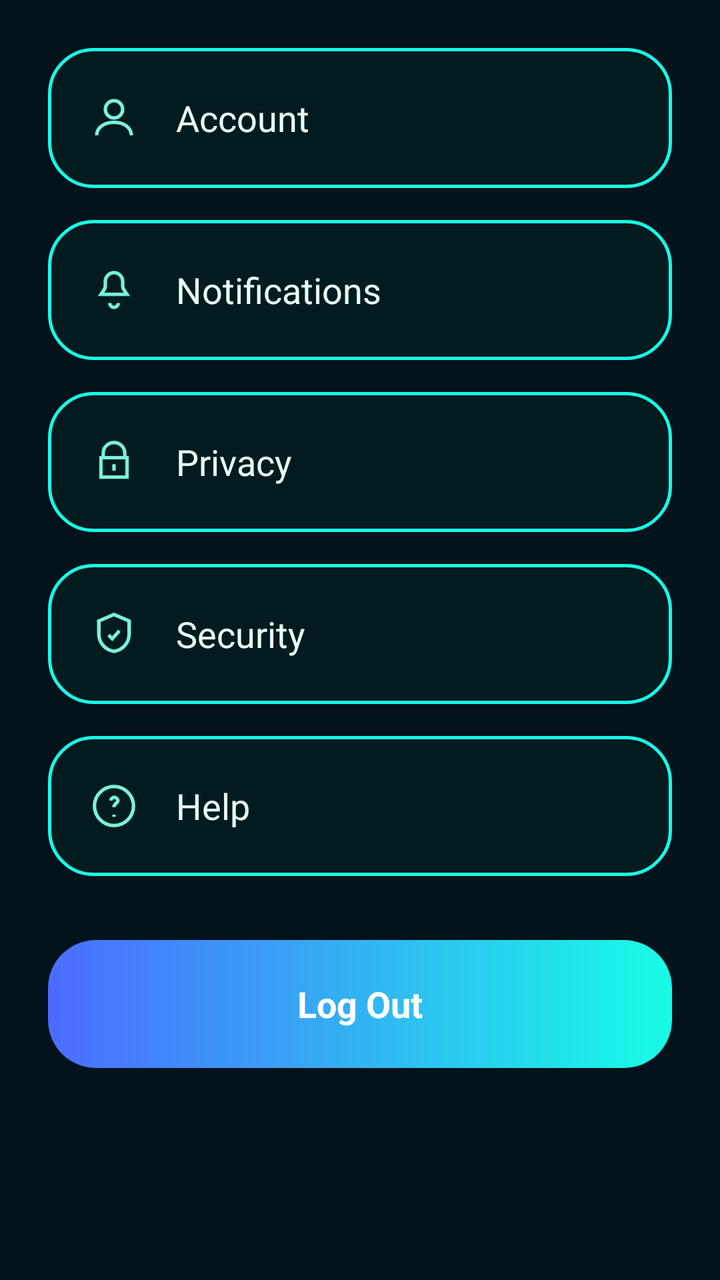
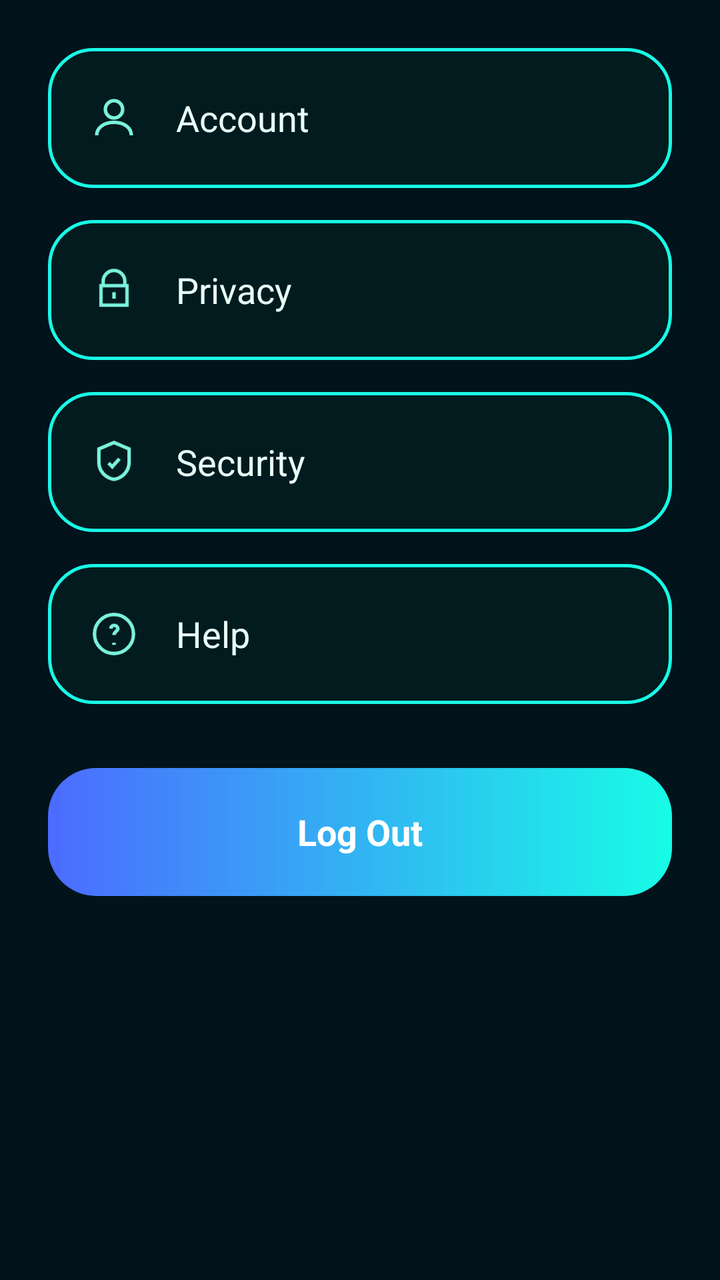

Before-and-after screenshots of an Android layout around one commit, followed by the original layout XML and the change that was made.
<!-- AndroidManifest.xml: application theme Theme.SkillSwapAGenZSkillExchanger -->
<!-- res/layout/activity_settings.xml -->
<?xml version="1.0" encoding="utf-8"?>
<androidx.constraintlayout.widget.ConstraintLayout
    xmlns:android="http://schemas.android.com/apk/res/android"
    xmlns:app="http://schemas.android.com/apk/res-auto"
    android:layout_width="match_parent"
    android:layout_height="match_parent"
    android:background="#02131C">

    <ScrollView
        android:id="@+id/scroll_root"
        android:layout_width="0dp"
        android:layout_height="0dp"
        android:fillViewport="true"
        app:layout_constraintTop_toTopOf="parent"
        app:layout_constraintBottom_toBottomOf="parent"
        app:layout_constraintStart_toStartOf="parent"
        app:layout_constraintEnd_toEndOf="parent"
        android:padding="24dp">

        <LinearLayout
            android:id="@+id/content_container"
            android:layout_width="match_parent"
            android:layout_height="wrap_content"
            android:orientation="vertical">

            
            <LinearLayout
                android:id="@+id/row_account"
                android:layout_width="match_parent"
                android:layout_height="70dp"
                android:orientation="horizontal"
                android:gravity="center_vertical"
                android:paddingStart="20dp"
                android:paddingEnd="20dp"
                android:background="@drawable/bg_setting_item">

                <ImageView
                    android:id="@+id/icon_account"
                    android:layout_width="26dp"
                    android:layout_height="26dp"
                    android:src="@drawable/ic_account"
                    app:tint="#7AF2DD"/>

                <TextView
                    android:id="@+id/tv_account"
                    android:layout_width="wrap_content"
                    android:layout_height="wrap_content"
                    android:layout_marginStart="18dp"
                    android:text="Account"
                    android:textColor="#E8FFF9"
                    android:textSize="18sp"/>
            </LinearLayout>

            
            <LinearLayout
                android:id="@+id/row_notifications"
                android:layout_width="match_parent"
                android:layout_height="70dp"
                android:orientation="horizontal"
                android:gravity="center_vertical"
                android:paddingStart="20dp"
                android:paddingEnd="20dp"
                android:layout_marginTop="16dp"
                android:background="@drawable/bg_setting_item">

                <ImageView
                    android:id="@+id/icon_notifications"
                    android:layout_width="26dp"
                    android:layout_height="26dp"
                    android:src="@drawable/ic_notifications"
                    app:tint="#7AF2DD"/>

                <TextView
                    android:id="@+id/tv_notifications"
                    android:layout_width="wrap_content"
                    android:layout_height="wrap_content"
                    android:layout_marginStart="18dp"
                    android:text="Notifications"
                    android:textColor="#E8FFF9"
                    android:textSize="18sp"/>
            </LinearLayout>

            
            <LinearLayout
                android:id="@+id/row_privacy"
                android:layout_width="match_parent"
                android:layout_height="70dp"
                android:orientation="horizontal"
                android:gravity="center_vertical"
                android:paddingStart="20dp"
                android:paddingEnd="20dp"
                android:layout_marginTop="16dp"
                android:background="@drawable/bg_setting_item">

                <ImageView
                    android:id="@+id/icon_privacy"
                    android:layout_width="26dp"
                    android:layout_height="26dp"
                    android:src="@drawable/ic_privacy"
                    app:tint="#7AF2DD"/>

                <TextView
                    android:id="@+id/tv_privacy"
                    android:layout_width="wrap_content"
                    android:layout_height="wrap_content"
                    android:layout_marginStart="18dp"
                    android:text="Privacy"
                    android:textColor="#E8FFF9"
                    android:textSize="18sp"/>
            </LinearLayout>

            
            <LinearLayout
                android:id="@+id/row_security"
                android:layout_width="match_parent"
                android:layout_height="70dp"
                android:orientation="horizontal"
                android:gravity="center_vertical"
                android:paddingStart="20dp"
                android:paddingEnd="20dp"
                android:layout_marginTop="16dp"
                android:background="@drawable/bg_setting_item">

                <ImageView
                    android:id="@+id/icon_security"
                    android:layout_width="26dp"
                    android:layout_height="26dp"
                    android:src="@drawable/ic_security"
                    app:tint="#7AF2DD"/>

                <TextView
                    android:id="@+id/tv_security"
                    android:layout_width="wrap_content"
                    android:layout_height="wrap_content"
                    android:layout_marginStart="18dp"
                    android:text="Security"
                    android:textColor="#E8FFF9"
                    android:textSize="18sp"/>
            </LinearLayout>

            
            <LinearLayout
                android:id="@+id/row_help"
                android:layout_width="match_parent"
                android:layout_height="70dp"
                android:orientation="horizontal"
                android:gravity="center_vertical"
                android:paddingStart="20dp"
                android:paddingEnd="20dp"
                android:layout_marginTop="16dp"
                android:background="@drawable/bg_setting_item">

                <ImageView
                    android:id="@+id/icon_help"
                    android:layout_width="26dp"
                    android:layout_height="26dp"
                    android:src="@drawable/ic_help"
                    app:tint="#7AF2DD"/>

                <TextView
                    android:id="@+id/tv_help"
                    android:layout_width="wrap_content"
                    android:layout_height="wrap_content"
                    android:layout_marginStart="18dp"
                    android:text="Help"
                    android:textColor="#E8FFF9"
                    android:textSize="18sp"/>
            </LinearLayout>

            
            <FrameLayout
                android:id="@+id/logout_container"
                android:layout_width="match_parent"
                android:layout_height="64dp"
                android:layout_marginTop="32dp"
                android:background="@drawable/bg_logout_button"
                android:gravity="center">

                <TextView
                    android:id="@+id/tv_logout"
                    android:layout_width="wrap_content"
                    android:layout_height="wrap_content"
                    android:layout_gravity="center"
                    android:text="Log Out"
                    android:textColor="#FFFFFF"
                    android:textSize="18sp"
                    android:textStyle="bold"/>
            </FrameLayout>

        </LinearLayout>

    </ScrollView>

</androidx.constraintlayout.widget.ConstraintLayout>
<!-- resources referenced by this layout -->
<resources>
  <!-- drawable bg_logout_button (drawable) -->
  <shape xmlns:android="http://schemas.android.com/apk/res/android">
      <corners android:radius="24dp"/>
      <gradient
          android:startColor="#4C6BFF"
          android:endColor="#18FCE6"
          android:angle="0"/>
  </shape>
  <!-- drawable bg_setting_item (drawable) -->
  <shape xmlns:android="http://schemas.android.com/apk/res/android">
      <solid android:color="#021B1E"/>
      <stroke
          android:width="1.8dp"
          android:color="#18FCE6"/>
      <corners android:radius="22dp"/>
  </shape>
  <!-- drawable ic_account (drawable) -->
  <vector xmlns:android="http://schemas.android.com/apk/res/android"
      android:width="24dp"
      android:height="24dp"
      android:viewportWidth="24"
      android:viewportHeight="24">
      <path
          android:fillColor="@android:color/transparent"
          android:strokeColor="#FFFFFF"
          android:strokeWidth="1.6"
          android:pathData="M12,12a4,4 0 1,0 0,-8 4,4 0 0,0 0,8zM4,20c0,-3.3 3.1,-6 8,-6s8,2.7 8,6"/>
  </vector>
  <!-- drawable ic_help (drawable) -->
  <vector xmlns:android="http://schemas.android.com/apk/res/android"
      android:width="24dp"
      android:height="24dp"
      android:viewportWidth="24"
      android:viewportHeight="24">
      <path
          android:fillColor="@android:color/transparent"
          android:strokeColor="#FFFFFF"
          android:strokeWidth="1.6"
          android:pathData="M12,3a9,9 0 1,0 0,18 9,9 0 0,0 0,-18zM12,16v1M10.5,9.5A1.8,1.8 0 0,1 12,8a1.8,1.8 0 0,1 1.8,1.5c0,1.2 -1.8,1.4 -1.8,3"/>
  </vector>
  <!-- drawable ic_notifications (drawable) -->
  <vector xmlns:android="http://schemas.android.com/apk/res/android"
      android:width="24dp"
      android:height="24dp"
      android:viewportWidth="24"
      android:viewportHeight="24">
      <path
          android:fillColor="@android:color/transparent"
          android:strokeColor="#FFFFFF"
          android:strokeWidth="1.6"
          android:pathData="M12,4a4,4 0 0,0 -4,4v2c0,0.8 -0.3,1.6 -0.8,2.2L6,14h12l-1.2,-1.8C16.3,11.6 16,10.8 16,10V8a4,4 0 0,0 -4,-4zM10,18a2,2 0 0,0 4,0"/>
  </vector>
  <!-- drawable ic_privacy (drawable) -->
  <vector xmlns:android="http://schemas.android.com/apk/res/android"
      android:width="24dp"
      android:height="24dp"
      android:viewportWidth="24"
      android:viewportHeight="24">
      <path
          android:fillColor="@android:color/transparent"
          android:strokeColor="#FFFFFF"
          android:strokeWidth="1.6"
          android:pathData="M7,10V8a5,5 0 0,1 10,0v2M6,10h12v9H6zM12,13v3"/>
  </vector>
  <!-- drawable ic_security (drawable) -->
  <vector xmlns:android="http://schemas.android.com/apk/res/android"
      android:width="24dp"
      android:height="24dp"
      android:viewportWidth="24"
      android:viewportHeight="24">
      <path
          android:fillColor="@android:color/transparent"
          android:strokeColor="#FFFFFF"
          android:strokeWidth="1.6"
          android:pathData="M12,3l7,3v6c0,4.1 -3,7.4 -7,8 -4,-0.6 -7,-3.9 -7,-8V6z"/>
      <path
          android:fillColor="@android:color/transparent"
          android:strokeColor="#FFFFFF"
          android:strokeWidth="1.6"
          android:pathData="M9.5,12.5l1.7,1.7 3.3,-3.7"/>
  </vector>
  <style name="Theme.SkillSwapAGenZSkillExchanger" parent="Base.Theme.SkillSwapAGenZSkillExchanger" />
  <style name="Base.Theme.SkillSwapAGenZSkillExchanger" parent="Theme.Material3.DayNight.NoActionBar">
          
          <item name="android:statusBarColor">#103238</item>
          
      </style>
</resources>

<!-- the commit's change to res/layout/activity_settings.xml (unified diff, before → after) -->
@@ -47,35 +47,6 @@
                     android:layout_height="wrap_content"
                     android:layout_marginStart="18dp"
                     android:text="Account"
-                    android:textColor="#E8FFF9"
-                    android:textSize="18sp"/>
-            </LinearLayout>
-
-            
-            <LinearLayout
-                android:id="@+id/row_notifications"
-                android:layout_width="match_parent"
-                android:layout_height="70dp"
-                android:orientation="horizontal"
-                android:gravity="center_vertical"
-                android:paddingStart="20dp"
-                android:paddingEnd="20dp"
-                android:layout_marginTop="16dp"
-                android:background="@drawable/bg_setting_item">
-
-                <ImageView
-                    android:id="@+id/icon_notifications"
-                    android:layout_width="26dp"
-                    android:layout_height="26dp"
-                    android:src="@drawable/ic_notifications"
-                    app:tint="#7AF2DD"/>
-
-                <TextView
-                    android:id="@+id/tv_notifications"
-                    android:layout_width="wrap_content"
-                    android:layout_height="wrap_content"
-                    android:layout_marginStart="18dp"
-                    android:text="Notifications"
                     android:textColor="#E8FFF9"
                     android:textSize="18sp"/>
             </LinearLayout>
<!-- resource entries referenced after the edit -->
@@ -40,18 +40,6 @@
           android:strokeWidth="1.6"
           android:pathData="M12,3a9,9 0 1,0 0,18 9,9 0 0,0 0,-18zM12,16v1M10.5,9.5A1.8,1.8 0 0,1 12,8a1.8,1.8 0 0,1 1.8,1.5c0,1.2 -1.8,1.4 -1.8,3"/>
   </vector>
-  <!-- drawable ic_notifications (drawable) -->
-  <vector xmlns:android="http://schemas.android.com/apk/res/android"
-      android:width="24dp"
-      android:height="24dp"
-      android:viewportWidth="24"
-      android:viewportHeight="24">
-      <path
-          android:fillColor="@android:color/transparent"
-          android:strokeColor="#FFFFFF"
-          android:strokeWidth="1.6"
-          android:pathData="M12,4a4,4 0 0,0 -4,4v2c0,0.8 -0.3,1.6 -0.8,2.2L6,14h12l-1.2,-1.8C16.3,11.6 16,10.8 16,10V8a4,4 0 0,0 -4,-4zM10,18a2,2 0 0,0 4,0"/>
-  </vector>
   <!-- drawable ic_privacy (drawable) -->
   <vector xmlns:android="http://schemas.android.com/apk/res/android"
       android:width="24dp"
